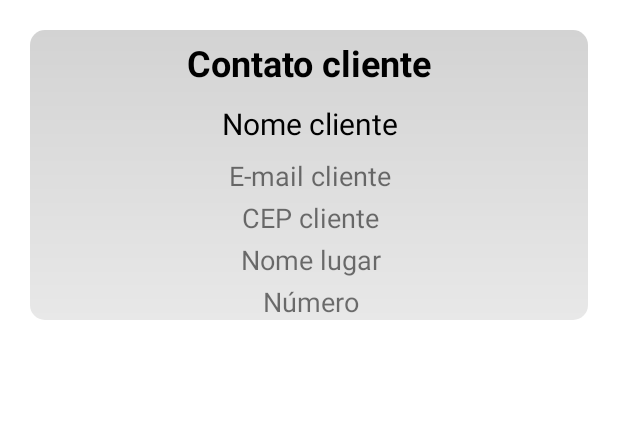
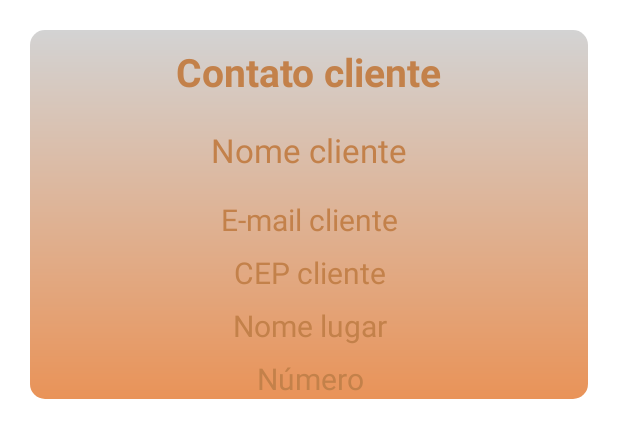
Before and after one commit to Rian-Noronha/tuaobrapedreiro, an Android app: the layout item_cliente.xml on its own in the app's theme, with its tools: preview values and no code run, on a phone screen of 412 x 824 dp. Shown: the top 438 px of the screen. Run offline under Robolectric (Android 15) with nearby library versions, the phone set to English and light mode, and no system bars.

Commit message:
[refactor] themes

```diff
--- a/app/src/main/res/drawable/background_demanda.xml
+++ b/app/src/main/res/drawable/background_demanda.xml
@@ -1,7 +1,7 @@
 <?xml version="1.0" encoding="utf-8"?>
 <shape xmlns:android="http://schemas.android.com/apk/res/android">
     <gradient
-        android:startColor="#E8E8E8"
+        android:startColor="@color/colorOrangeSafety"
         android:endColor="#D3D3D3"
         android:angle="90"/>
     <corners android:radius="10dp"/>
--- a/app/src/main/res/layout/fragment_demanda_cliente.xml
+++ b/app/src/main/res/layout/fragment_demanda_cliente.xml
@@ -17,7 +17,7 @@
             android:layout_height="wrap_content"
             android:text="@string/detatlhes_demanda"
             android:textSize="24sp"
-            android:textColor="@color/black"
+            android:textColor="@color/colorBlack"
             android:textStyle="bold"></TextView>
 
         <TextView
@@ -34,7 +34,7 @@
             android:layout_height="wrap_content"
             android:text="@string/data_publicacao_demanda"
             android:textSize="24sp"
-            android:textColor="@color/black"
+            android:textColor="@color/colorBlack"
             android:textStyle="bold"></TextView>
 
         <TextView
@@ -50,7 +50,7 @@
             android:layout_height="wrap_content"
             android:text="@string/trabalho_ser_feito"
             android:textSize="24sp"
-            android:textColor="@color/black"
+            android:textColor="@color/colorBlack"
             android:textStyle="bold"></TextView>
 
         <TextView
@@ -67,7 +67,7 @@
             android:layout_height="wrap_content"
             android:text="@string/local_demanda"
             android:textSize="24sp"
-            android:textColor="@color/black"
+            android:textColor="@color/colorBlack"
             android:textStyle="bold">
         </TextView>
 
@@ -86,7 +86,7 @@
             android:layout_height="wrap_content"
             android:text="@string/txt_nome_lugar"
             android:textSize="24sp"
-            android:textColor="@color/black"
+            android:textColor="@color/colorBlack"
             android:textStyle="bold">
         </TextView>
 
@@ -104,7 +104,7 @@
             android:layout_height="wrap_content"
             android:text="@string/txt_número"
             android:textSize="24sp"
-            android:textColor="@color/black"
+            android:textColor="@color/colorBlack"
             android:textStyle="bold">
         </TextView>
 
--- a/app/src/main/res/layout/item_cliente.xml
+++ b/app/src/main/res/layout/item_cliente.xml
@@ -4,8 +4,8 @@
     xmlns:tools="http://schemas.android.com/tools"
     android:layout_width="match_parent"
     android:layout_height="wrap_content"
-    android:padding="20dp">
-
+    android:padding="20dp"
+    android:background="@color/colorWhite">
 
     <androidx.constraintlayout.widget.ConstraintLayout
         android:id="@+id/constraintLayout"
@@ -21,90 +21,85 @@
             android:id="@+id/txtContatoCliente"
             android:layout_width="wrap_content"
             android:layout_height="wrap_content"
-            android:layout_margin="5dp"
+            android:layout_margin="10dp"
             tools:text="Contato cliente"
-            android:textColor="@color/black"
-            android:textSize="24sp"
+            android:textColor="@color/colorConcrete"
+            android:textSize="26sp"
             android:textStyle="bold"
             app:layout_constraintBottom_toTopOf="@+id/txtNomeCliente"
             app:layout_constraintLeft_toLeftOf="parent"
             app:layout_constraintRight_toRightOf="parent"
             app:layout_constraintTop_toTopOf="parent"
             app:layout_constraintVertical_bias="0.5"
-            app:layout_constraintVertical_chainStyle="packed">
-        </TextView>
+            app:layout_constraintVertical_chainStyle="packed"/>
 
         <TextView
             android:id="@+id/txtNomeCliente"
             android:layout_width="wrap_content"
             android:layout_height="wrap_content"
-            android:layout_margin="5dp"
-            android:textColor="@color/black"
-            android:textSize="20sp"
+            android:layout_margin="10dp"
+            android:textColor="@color/colorConcrete"
+            android:textSize="22sp"
             app:layout_constraintBottom_toTopOf="@+id/txtEmailCliente"
             app:layout_constraintEnd_toEndOf="@id/txtContatoCliente"
             app:layout_constraintStart_toStartOf="@id/txtContatoCliente"
             app:layout_constraintTop_toBottomOf="@+id/txtContatoCliente"
             app:layout_constraintVertical_bias="0.5"
-            tools:text="Nome cliente">
-        </TextView>
+            tools:text="Nome cliente"/>
 
         <TextView
             android:id="@+id/txtEmailCliente"
             android:layout_width="wrap_content"
             android:layout_height="wrap_content"
-            android:layout_margin="3dp"
-            android:textSize="18sp"
+            android:layout_margin="8dp"
+            android:textSize="20sp"
+            android:textColor="@color/colorConcrete"
             app:layout_constraintBottom_toTopOf="@+id/txtCepCliente"
             app:layout_constraintEnd_toEndOf="@id/txtNomeCliente"
             app:layout_constraintStart_toStartOf="@id/txtNomeCliente"
             app:layout_constraintTop_toBottomOf="@+id/txtNomeCliente"
             app:layout_constraintVertical_bias="0.5"
-            tools:text="E-mail cliente">
-        </TextView>
+            tools:text="E-mail cliente"/>
 
         <TextView
             android:id="@+id/txtCepCliente"
             android:layout_width="wrap_content"
             android:layout_height="wrap_content"
-            android:layout_margin="3dp"
-            android:textSize="18sp"
+            android:layout_margin="8dp"
+            android:textSize="20sp"
+            android:textColor="@color/colorConcrete"
             app:layout_constraintEnd_toEndOf="@id/txtEmailCliente"
             app:layout_constraintStart_toStartOf="@id/txtEmailCliente"
             app:layout_constraintTop_toBottomOf="@+id/txtEmailCliente"
             app:layout_constraintVertical_bias="0.5"
-            tools:text="CEP cliente">
-        </TextView>
-
+            tools:text="CEP cliente"/>
 
         <TextView
             android:id="@+id/txtNomeLugar"
             android:layout_width="wrap_content"
             android:layout_height="wrap_content"
-            android:layout_margin="3dp"
-            android:textSize="18sp"
+            android:layout_margin="8dp"
+            android:textSize="20sp"
+            android:textColor="@color/colorConcrete"
             app:layout_constraintEnd_toEndOf="@id/txtCepCliente"
             app:layout_constraintStart_toStartOf="@id/txtCepCliente"
             app:layout_constraintTop_toBottomOf="@+id/txtCepCliente"
             app:layout_constraintVertical_bias="0.5"
-            tools:text="Nome lugar">
-        </TextView>
-
+            tools:text="Nome lugar"/>
 
         <TextView
             android:id="@+id/txtNumeroLugar"
             android:layout_width="wrap_content"
             android:layout_height="wrap_content"
-            android:layout_margin="3dp"
-            android:textSize="18sp"
+            android:layout_margin="8dp"
+            android:textSize="20sp"
+            android:textColor="@color/colorConcrete"
             app:layout_constraintEnd_toEndOf="@id/txtNomeLugar"
             app:layout_constraintStart_toStartOf="@id/txtNomeLugar"
             app:layout_constraintTop_toBottomOf="@+id/txtNomeLugar"
             app:layout_constraintVertical_bias="0.5"
-            tools:text="Número">
-        </TextView>
+            tools:text="Número"/>
 
     </androidx.constraintlayout.widget.ConstraintLayout>
 
-
 </androidx.constraintlayout.widget.ConstraintLayout>
--- a/app/src/main/res/layout/item_demanda.xml
+++ b/app/src/main/res/layout/item_demanda.xml
@@ -23,7 +23,7 @@
             android:layout_height="wrap_content"
             android:layout_margin="5dp"
             android:text="@string/titulo_demanda"
-            android:textColor="@color/black"
+            android:textColor="@color/colorBlack"
             android:textSize="24sp"
             android:textStyle="bold"
             app:drawableStartCompat="@drawable/ic_preview_demanda_black_24dp"
@@ -40,7 +40,7 @@
             android:layout_width="wrap_content"
             android:layout_height="wrap_content"
             android:layout_margin="5dp"
-            android:textColor="@color/black"
+            android:textColor="@color/colorBlack"
             android:textSize="20sp"
             app:layout_constraintBottom_toTopOf="@+id/txtHorarioPublicacao"
             app:layout_constraintEnd_toEndOf="@id/txtTituloDemanda"
--- a/app/src/main/res/values-night/themes.xml
+++ /dev/null
@@ -1,16 +0,0 @@
-<resources xmlns:tools="http://schemas.android.com/tools">
-    <!-- Base application theme. -->
-    <style name="Theme.TuaObraParaPedreiro" parent="Theme.MaterialComponents.Light">
-        <!-- Primary brand color. -->
-        <item name="colorPrimary">@color/purple_200</item>
-        <item name="colorPrimaryVariant">@color/purple_700</item>
-        <item name="colorOnPrimary">@color/black</item>
-        <!-- Secondary brand color. -->
-        <item name="colorSecondary">@color/teal_200</item>
-        <item name="colorSecondaryVariant">@color/teal_200</item>
-        <item name="colorOnSecondary">@color/black</item>
-        <!-- Status bar color. -->
-        <item name="android:statusBarColor">?attr/colorPrimaryVariant</item>
-        <!-- Customize your theme here. -->
-    </style>
-</resources>
--- a/app/src/main/res/values/colors.xml
+++ b/app/src/main/res/values/colors.xml
@@ -1,10 +1,13 @@
 <?xml version="1.0" encoding="utf-8"?>
 <resources>
-    <color name="purple_200">#FFBB86FC</color>
-    <color name="purple_500">#FF6200EE</color>
-    <color name="purple_700">#FF3700B3</color>
-    <color name="teal_200">#FF03DAC5</color>
-    <color name="teal_700">#FF018786</color>
-    <color name="black">#FF000000</color>
-    <color name="white">#FFFFFFFF</color>
+
+    <color name="colorConcrete">#C3814A</color>
+    <color name="colorBrick">#CC5F3F</color>
+
+    <color name="colorYellowHardHat">#F4B400</color>
+    <color name="colorOrangeSafety">#E99358</color>
+
+
+    <color name="colorBlack">#000000</color>
+    <color name="colorWhite">#FFFFFF</color>
 </resources>
--- a/app/src/main/res/values/themes.xml
+++ b/app/src/main/res/values/themes.xml
@@ -1,16 +1,15 @@
+<?xml version="1.0" encoding="utf-8"?>
 <resources xmlns:tools="http://schemas.android.com/tools">
-    <!-- Base application theme. -->
+
     <style name="Theme.TuaObraParaPedreiro" parent="Theme.MaterialComponents.Light">
-        <!-- Primary brand color. -->
-        <item name="colorPrimary">@color/purple_500</item>
-        <item name="colorPrimaryVariant">@color/purple_700</item>
-        <item name="colorOnPrimary">@color/white</item>
-        <!-- Secondary brand color. -->
-        <item name="colorSecondary">@color/teal_200</item>
-        <item name="colorSecondaryVariant">@color/teal_700</item>
-        <item name="colorOnSecondary">@color/black</item>
-        <!-- Status bar color. -->
+
+        <item name="colorPrimary">@color/colorConcrete</item>
+        <item name="colorPrimaryVariant">@color/colorBrick</item>
+        <item name="colorOnPrimary">@color/colorWhite</item>
+
+        <item name="colorSecondary">@color/colorYellowHardHat</item>
+        <item name="colorSecondaryVariant">@color/colorOrangeSafety</item>
+        <item name="colorOnSecondary">@color/colorBlack</item>
         <item name="android:statusBarColor">?attr/colorPrimaryVariant</item>
-        <!-- Customize your theme here. -->
     </style>
 </resources>
```
